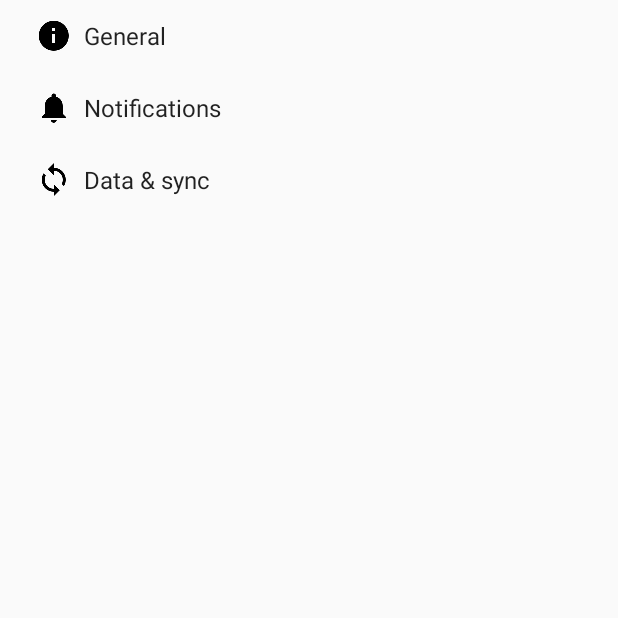
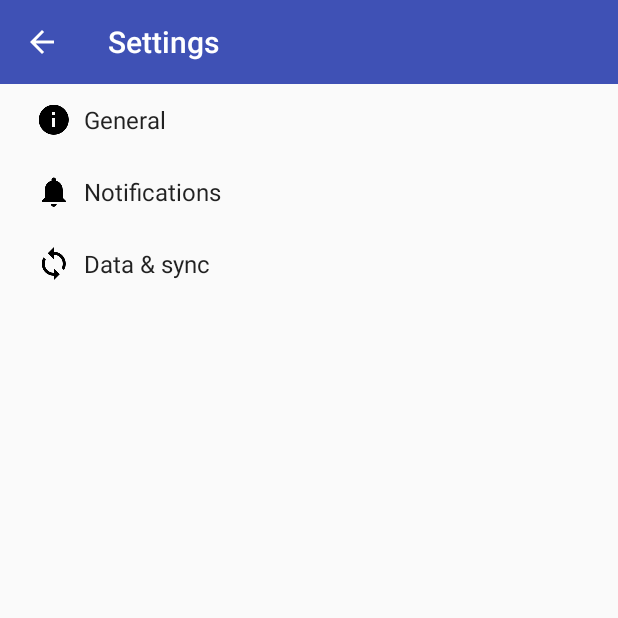
Before and after one commit to R-daneel-olivaw/GeoTrendsAndroid, an Android app: the SettingsActivity screen opened directly, with no data from a screen before it, on a phone screen of 412 x 824 dp, the top half of it. Run offline under Robolectric (Android 15) with nearby library versions, the phone set to English and light mode, and no system bars.

Commit message:
added action bar to the settings activity

```diff
--- a/app/src/main/java/aks/geotrends/android/SettingsActivity.java
+++ b/app/src/main/java/aks/geotrends/android/SettingsActivity.java
@@ -16,7 +16,14 @@ import android.preference.PreferenceFragment;
 import android.preference.PreferenceManager;
 import android.preference.RingtonePreference;
 import android.support.v7.app.ActionBar;
+import android.support.v7.widget.Toolbar;
 import android.text.TextUtils;
+import android.util.TypedValue;
+import android.view.LayoutInflater;
+import android.view.View;
+import android.view.ViewGroup;
+import android.widget.LinearLayout;
+import android.widget.ListView;
 
 import java.util.List;
 
@@ -53,6 +60,46 @@ public class SettingsActivity extends AppCompatPreferenceActivity {
             // Show the Up button in the action bar.
             actionBar.setDisplayHomeAsUpEnabled(true);
         }
+    }
+
+    @Override
+    protected void onPostCreate(Bundle savedInstanceState) {
+        super.onPostCreate(savedInstanceState);
+        Toolbar bar;
+
+        if (Build.VERSION.SDK_INT >= Build.VERSION_CODES.ICE_CREAM_SANDWICH) {
+            LinearLayout root = (LinearLayout) findViewById(android.R.id.list).getParent().getParent().getParent();
+            bar = (Toolbar) LayoutInflater.from(this).inflate(R.layout.settings_toolbar, root, false);
+            root.addView(bar, 0); // insert at top
+        } else {
+            ViewGroup root = (ViewGroup) findViewById(android.R.id.content);
+            ListView content = (ListView) root.getChildAt(0);
+
+            root.removeAllViews();
+
+            bar = (Toolbar) LayoutInflater.from(this).inflate(R.layout.settings_toolbar, root, false);
+
+
+            int height;
+            TypedValue tv = new TypedValue();
+            if (getTheme().resolveAttribute(R.attr.actionBarSize, tv, true)) {
+                height = TypedValue.complexToDimensionPixelSize(tv.data, getResources().getDisplayMetrics());
+            } else {
+                height = bar.getHeight();
+            }
+
+            content.setPadding(0, height, 0, 0);
+
+            root.addView(content);
+            root.addView(bar);
+        }
+
+        bar.setNavigationOnClickListener(new View.OnClickListener() {
+            @Override
+            public void onClick(View v) {
+                finish();
+            }
+        });
     }
 
     /**
--- /dev/null
+++ b/app/src/main/res/layout/settings_toolbar.xml
@@ -0,0 +1,14 @@
+<?xml version="1.0" encoding="utf-8"?>
+<android.support.v7.widget.Toolbar
+    xmlns:android="http://schemas.android.com/apk/res/android"
+    xmlns:app="http://schemas.android.com/apk/res-auto"
+    android:id="@+id/toolbar"
+    app:theme="@style/ThemeOverlay.AppCompat.Dark.ActionBar"
+    android:layout_width="match_parent"
+    android:layout_height="wrap_content"
+    android:minHeight="?attr/actionBarSize"
+    app:navigationContentDescription="@string/abc_action_bar_up_description"
+    android:background="?attr/colorPrimary"
+    app:navigationIcon="?attr/homeAsUpIndicator"
+    app:title="@string/action_settings"
+    />
```
